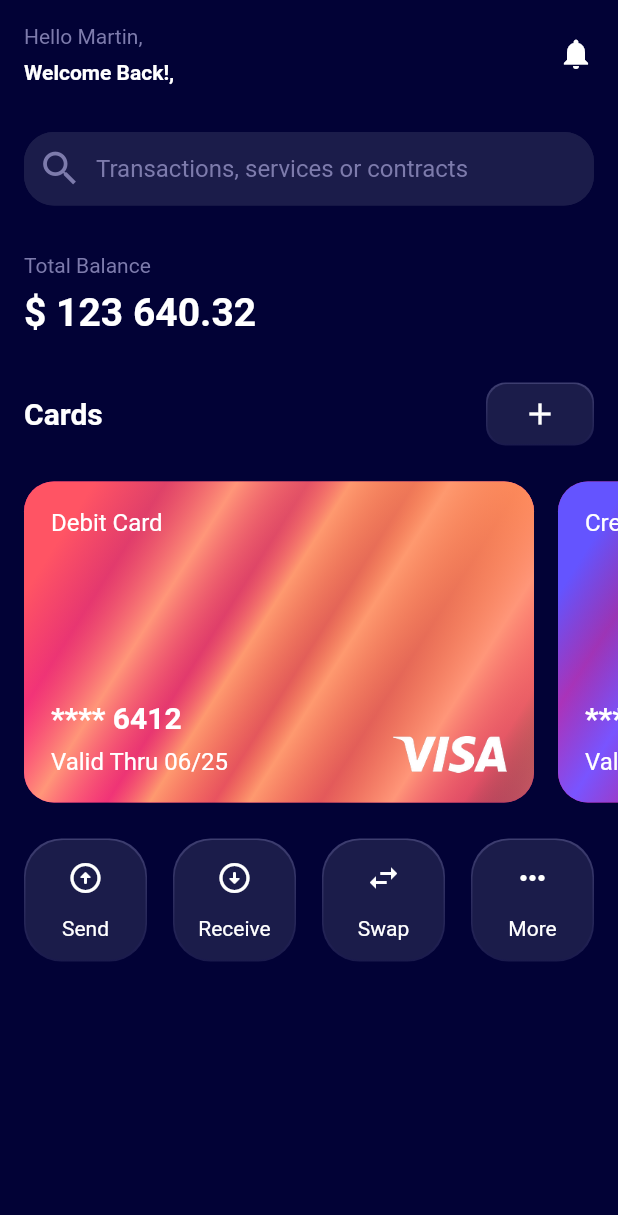
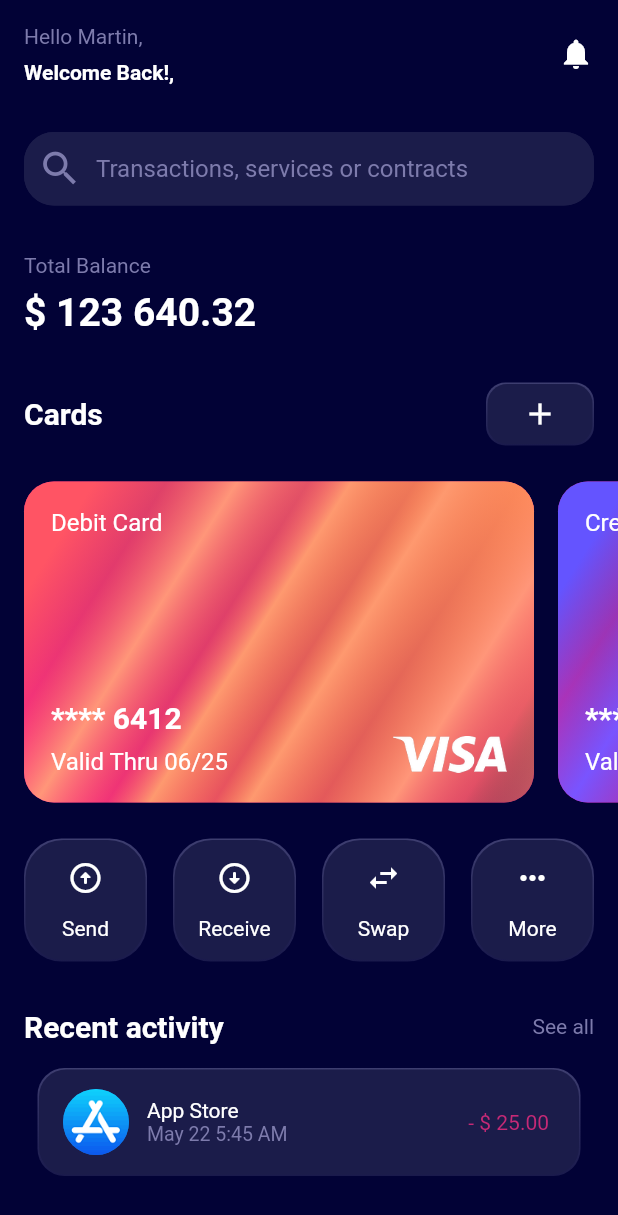
Before and after one commit to c0ff33-b34n/personal_finance_ui_flutter, a Flutter app: the screen it shows after launch, on a phone screen of 412 x 824 dp. Shown: the top 1215 px of the screen. Run offline on Flutter 3.47's test engine with Material 2 defaults, Android fonts, the phone set to English and light mode, and no system bars.

Commit message:
Add TransactionWidget

```diff
--- a/lib/main.dart
+++ b/lib/main.dart
@@ -2,6 +2,7 @@ import 'package:flutter/material.dart';
 import 'package:flutter/services.dart';
 import 'package:personal_finance_tracking_ui/models/card_model.dart';
 import 'package:personal_finance_tracking_ui/transaction_button.dart';
+import 'package:personal_finance_tracking_ui/transaction_widget.dart';
 
 import 'colors.dart';
 import 'models/card_model.dart' as paymentCardClass;
@@ -42,6 +43,8 @@ class MyApp extends StatelessWidget {
                 child: _buildPaymentCardsListView(context),
               ),
               transactionButtons,
+              recentActivityHeader,
+              recentActivity,
             ],
           ),
         ),
@@ -251,6 +254,35 @@ Widget transactionButtons = Container(
   ),
 );
 
+Widget recentActivityHeader = Container(
+  padding: const EdgeInsets.all(16),
+  child: Row(
+    mainAxisAlignment: MainAxisAlignment.spaceBetween,
+    children: [
+      const Text(
+        'Recent activity',
+        style: TextStyle(
+          fontSize: 20.0,
+          fontWeight: FontWeight.bold,
+        ),
+      ),
+      const Text(
+        'See all',
+        style: TextStyle(
+          color: kTextColorSecondaryDark,
+        ),
+      ),
+    ],
+  ),
+);
+
+Widget recentActivity = TransactionWidget(
+    assetImage: AssetImage('assets/app_store_logo_sm.png'),
+    thirdPartyName: 'App Store',
+    transactionDate: 'May 22 5:45 AM',
+    paymentAmount: 25.0,
+    paymentReceived: false);
+
 ThemeData _buildAppTheme() {
   final ThemeData base = ThemeData.light();
   return base.copyWith(
--- /dev/null
+++ b/lib/transaction_widget.dart
@@ -0,0 +1,100 @@
+import 'package:flutter/material.dart';
+import 'package:personal_finance_tracking_ui/colors.dart';
+
+class TransactionWidget extends StatelessWidget {
+  const TransactionWidget(
+      {required this.assetImage,
+      required this.thirdPartyName,
+      required this.transactionDate,
+      required this.paymentAmount,
+      required this.paymentReceived,
+      Key? key})
+      : super(key: key);
+
+  final ImageProvider assetImage;
+  final String thirdPartyName;
+  final String transactionDate;
+  final double paymentAmount;
+  final bool paymentReceived;
+
+  @override
+  Widget build(BuildContext context) {
+    return Stack(
+      alignment: AlignmentDirectional.center,
+      children: [
+        Container(
+          height: 72.0,
+          width: 362.0,
+          padding: const EdgeInsets.all(0.0),
+          alignment: Alignment.bottomCenter,
+          decoration: BoxDecoration(
+            borderRadius: BorderRadius.circular(18.0),
+            gradient: LinearGradient(
+              begin: Alignment.topCenter,
+              end: Alignment.bottomCenter,
+              colors: <Color>[
+                kButtonGradientTopDark,
+                kButtonGradientBottomDark,
+              ],
+            ),
+          ),
+        ),
+        Container(
+          height: 70.0,
+          width: 360.0,
+          padding: EdgeInsets.all(8.0),
+          decoration: BoxDecoration(
+            color: kBackgroundSecondaryDark,
+            borderRadius: BorderRadius.circular(18.0),
+          ),
+          child: Row(
+            mainAxisAlignment: MainAxisAlignment.spaceBetween,
+            children: [
+              Row(
+                children: [
+                  Row(
+                    children: [
+                      Padding(
+                        padding: const EdgeInsets.only(left: 8.0, right: 12.0),
+                        child: CircleAvatar(
+                          radius: 22.0,
+                          backgroundImage: assetImage,
+                        ),
+                      ),
+                      Column(
+                        mainAxisAlignment: MainAxisAlignment.center,
+                        crossAxisAlignment: CrossAxisAlignment.start,
+                        children: [
+                          Text(thirdPartyName),
+                          Text(
+                            transactionDate,
+                            style: TextStyle(
+                              fontSize: 13.0,
+                              color: kTextColorSecondaryDark,
+                            ),
+                          ),
+                        ],
+                      ),
+                    ],
+                  ),
+                ],
+              ),
+              Padding(
+                padding: const EdgeInsets.all(12.0),
+                child: paymentReceived == true
+                    ? Text(
+                        '+ \$ ' + paymentAmount.toStringAsFixed(2),
+                        style: TextStyle(color: kTextGreen),
+                      )
+                    : Text(
+                        '- \$ ' + paymentAmount.toStringAsFixed(2),
+                        style: TextStyle(color: kTextRed),
+                      ),
+              ),
+            ],
+          ),
+        ),
+      ],
+    );
+  }
+}
--- a/pubspec.yaml
+++ b/pubspec.yaml
@@ -29,6 +29,9 @@ flutter:
   assets:
     - assets/visa_logo_sm.png
     - assets/mastercard_logo_sm.png
+    - assets/app_store_logo_sm.png
+    - assets/bloke.jpg
+    - assets/woman.jpg
 
   # fonts:
   #   - family: Schyler
```
Also changed, not shown: assets/app_store_logo_sm.png (added), assets/bloke.jpg (added), assets/woman.jpg (added).
